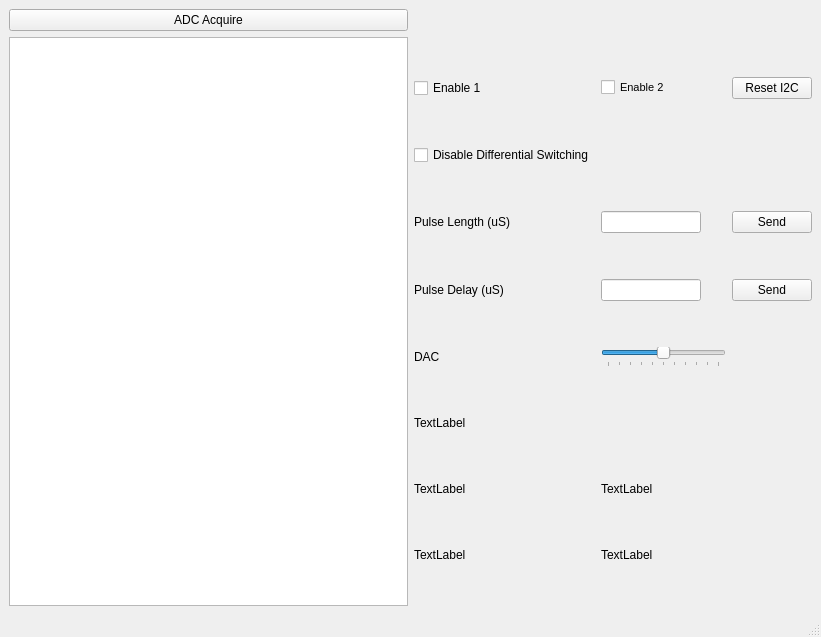
Furrah/CalibratorControllerGUI, file controllerUI.ui: the form before one commit.
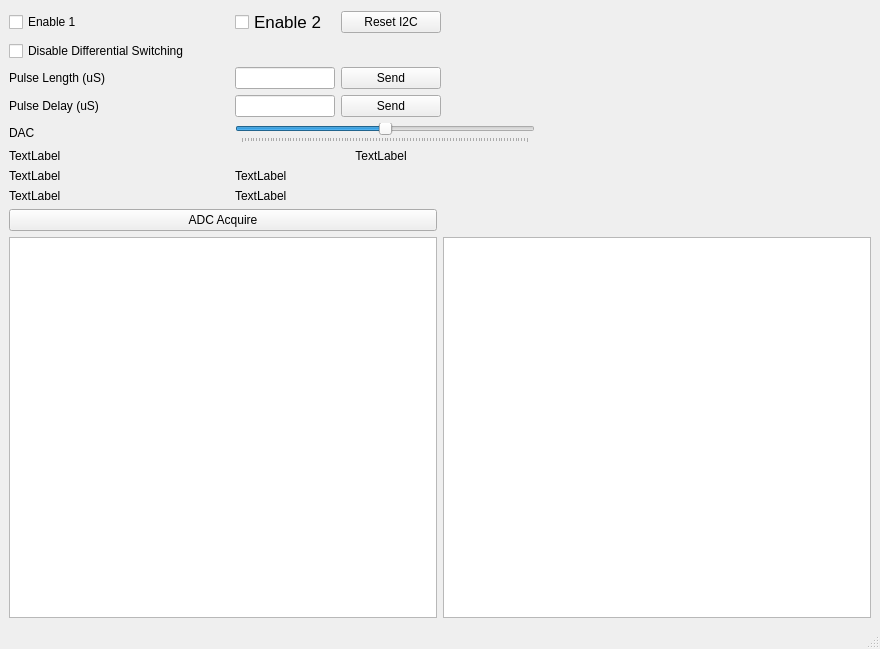
The form after the commit. Custom widgets are drawn as their Qt base class.

Commit message: front end redesign

```diff
--- a/controllerUI.ui
+++ b/controllerUI.ui
@@ -6,8 +6,8 @@
    <rect>
     <x>0</x>
     <y>0</y>
-    <width>821</width>
-    <height>637</height>
+    <width>880</width>
+    <height>649</height>
    </rect>
   </property>
   <property name="windowTitle">
@@ -15,110 +15,37 @@
   </property>
   <widget class="QWidget" name="centralwidget">
    <layout class="QGridLayout" name="gridLayout_2">
-    <item row="0" column="0">
-     <widget class="QPushButton" name="pushButton_ADC">
-      <property name="text">
-       <string>ADC Acquire</string>
-      </property>
-     </widget>
-    </item>
     <item row="1" column="0">
+     <layout class="QGridLayout" name="gridLayout_3">
+      <item row="2" column="0">
      <widget class="PlotWidget" name="graphicsView"/>
     </item>
-    <item row="1" column="1">
+      <item row="2" column="1">
+       <widget class="PlotWidget" name="graphicsView_2_Offset"/>
+      </item>
+      <item row="0" column="0" colspan="2">
      <layout class="QGridLayout" name="gridLayout">
-      <item row="6" column="1">
-       <widget class="QLabel" name="Temperature_label">
-        <property name="maximumSize">
-         <size>
-          <width>16777215</width>
-          <height>20</height>
-         </size>
+        <property name="horizontalSpacing">
+         <number>-1</number>
         </property>
-        <property name="text">
-         <string>TextLabel</string>
-        </property>
-       </widget>
-      </item>
-      <item row="1" column="1">
-       <widget class="QCheckBox" name="checkBox_EnableCircuitOne">
-        <property name="layoutDirection">
-         <enum>Qt::LeftToRight</enum>
-        </property>
-        <property name="autoFillBackground">
-         <bool>false</bool>
-        </property>
-        <property name="text">
-         <string>Enable 1</string>
-        </property>
-       </widget>
-      </item>
-      <item row="1" column="3">
-       <widget class="QPushButton" name="pushButton_2">
-        <property name="maximumSize">
-         <size>
-          <width>150</width>
-          <height>16777215</height>
-         </size>
-        </property>
-        <property name="text">
-         <string>Reset I2C</string>
-        </property>
-       </widget>
-      </item>
-      <item row="5" column="1">
-       <widget class="QLabel" name="label_6">
-        <property name="maximumSize">
-         <size>
-          <width>16777215</width>
-          <height>20</height>
-         </size>
-        </property>
-        <property name="text">
-         <string>DAC</string>
-        </property>
-       </widget>
-      </item>
-      <item row="1" column="2">
-       <widget class="QCheckBox" name="checkBox_EnableCircuitTwo">
-        <property name="font">
-         <font>
-          <pointsize>8</pointsize>
-         </font>
-        </property>
-        <property name="layoutDirection">
-         <enum>Qt::LeftToRight</enum>
-        </property>
-        <property name="text">
-         <string>Enable 2</string>
-        </property>
-       </widget>
-      </item>
       <item row="4" column="2">
-       <widget class="QLineEdit" name="Pulse_Delay_lineEdit">
+         <widget class="QPushButton" name="Pulse_Delay_Button">
         <property name="maximumSize">
          <size>
           <width>100</width>
           <height>16777215</height>
          </size>
         </property>
-       </widget>
-      </item>
-      <item row="3" column="2">
-       <widget class="QLineEdit" name="Pulse_Length_lineEdit">
-        <property name="maximumSize">
-         <size>
-          <width>100</width>
-          <height>16777215</height>
-         </size>
+          <property name="text">
+           <string>Send</string>
         </property>
        </widget>
       </item>
-      <item row="4" column="1">
+        <item row="4" column="0">
        <widget class="QLabel" name="label_7">
         <property name="maximumSize">
          <size>
-          <width>16777215</width>
+            <width>200</width>
           <height>20</height>
          </size>
         </property>
@@ -127,11 +54,34 @@
         </property>
        </widget>
       </item>
+        <item row="8" column="1">
+         <widget class="QLabel" name="V4_Label">
+          <property name="maximumSize">
+           <size>
+            <width>16777215</width>
+            <height>20</height>
+           </size>
+          </property>
+          <property name="text">
+           <string>TextLabel</string>
+          </property>
+         </widget>
+        </item>
       <item row="3" column="1">
+         <widget class="QLineEdit" name="Pulse_Length_lineEdit">
+          <property name="maximumSize">
+           <size>
+            <width>100</width>
+            <height>16777215</height>
+           </size>
+          </property>
+         </widget>
+        </item>
+        <item row="3" column="0">
        <widget class="QLabel" name="label_5">
         <property name="maximumSize">
          <size>
-          <width>16777215</width>
+            <width>200</width>
           <height>20</height>
          </size>
         </property>
@@ -140,11 +90,90 @@
         </property>
        </widget>
       </item>
-      <item row="3" column="3">
+        <item row="1" column="1">
+         <widget class="QCheckBox" name="checkBox_EnableCircuitTwo">
+          <property name="maximumSize">
+           <size>
+            <width>205</width>
+            <height>16777215</height>
+           </size>
+          </property>
+          <property name="font">
+           <font>
+            <pointsize>13</pointsize>
+           </font>
+          </property>
+          <property name="layoutDirection">
+           <enum>Qt::LeftToRight</enum>
+          </property>
+          <property name="text">
+           <string>Enable 2</string>
+          </property>
+         </widget>
+        </item>
+        <item row="1" column="2">
+         <widget class="QPushButton" name="pushButton_2">
+          <property name="maximumSize">
+           <size>
+            <width>100</width>
+            <height>16777215</height>
+           </size>
+          </property>
+          <property name="text">
+           <string>Reset I2C</string>
+          </property>
+         </widget>
+        </item>
+        <item row="8" column="0">
+         <widget class="QLabel" name="V3_Label">
+          <property name="maximumSize">
+           <size>
+            <width>200</width>
+            <height>20</height>
+           </size>
+          </property>
+          <property name="text">
+           <string>TextLabel</string>
+          </property>
+         </widget>
+        </item>
+        <item row="7" column="1">
+         <widget class="QLabel" name="V2_Label">
+          <property name="maximumSize">
+           <size>
+            <width>100</width>
+            <height>20</height>
+           </size>
+          </property>
+          <property name="text">
+           <string>TextLabel</string>
+          </property>
+         </widget>
+        </item>
+        <item row="6" column="0">
+         <widget class="QLabel" name="Temperature_label">
+          <property name="maximumSize">
+           <size>
+            <width>200</width>
+            <height>20</height>
+           </size>
+          </property>
+          <property name="text">
+           <string>TextLabel</string>
+          </property>
+         </widget>
+        </item>
+        <item row="3" column="2">
        <widget class="QPushButton" name="Pulse_Length_Button">
+          <property name="sizePolicy">
+           <sizepolicy hsizetype="Expanding" vsizetype="Fixed">
+            <horstretch>0</horstretch>
+            <verstretch>0</verstretch>
+           </sizepolicy>
+          </property>
         <property name="maximumSize">
          <size>
-          <width>80</width>
+            <width>100</width>
           <height>16777215</height>
          </size>
         </property>
@@ -153,38 +182,30 @@
         </property>
        </widget>
       </item>
-      <item row="2" column="1">
+        <item row="2" column="0">
        <widget class="QCheckBox" name="checkBox_DisableSwitching">
+          <property name="minimumSize">
+           <size>
+            <width>220</width>
+            <height>0</height>
+           </size>
+          </property>
+          <property name="maximumSize">
+           <size>
+            <width>300</width>
+            <height>16777215</height>
+           </size>
+          </property>
         <property name="text">
          <string>Disable Differential Switching</string>
         </property>
        </widget>
       </item>
-      <item row="7" column="2">
-       <widget class="QLabel" name="V2_Label">
-        <property name="maximumSize">
-         <size>
-          <width>100</width>
-          <height>20</height>
-         </size>
-        </property>
-        <property name="text">
-         <string>TextLabel</string>
-        </property>
-       </widget>
-      </item>
-      <item row="4" column="3">
-       <widget class="QPushButton" name="Pulse_Delay_Button">
-        <property name="text">
-         <string>Send</string>
-        </property>
-       </widget>
-      </item>
-      <item row="7" column="1">
+        <item row="7" column="0">
        <widget class="QLabel" name="V1_Label">
         <property name="maximumSize">
          <size>
-          <width>16777215</width>
+            <width>200</width>
           <height>20</height>
          </size>
         </property>
@@ -193,33 +214,87 @@
         </property>
        </widget>
       </item>
-      <item row="8" column="1">
-       <widget class="QLabel" name="V3_Label">
+        <item row="4" column="1">
+         <widget class="QLineEdit" name="Pulse_Delay_lineEdit">
         <property name="maximumSize">
          <size>
-          <width>16777215</width>
+            <width>100</width>
+            <height>16777215</height>
+           </size>
+          </property>
+         </widget>
+        </item>
+        <item row="5" column="0">
+         <widget class="QLabel" name="label_6">
+          <property name="maximumSize">
+           <size>
+            <width>200</width>
           <height>20</height>
          </size>
         </property>
         <property name="text">
-         <string>TextLabel</string>
-        </property>
-       </widget>
-      </item>
-      <item row="8" column="2">
-       <widget class="QLabel" name="V4_Label">
+           <string>DAC</string>
+          </property>
+          <property name="alignment">
+           <set>Qt::AlignLeading|Qt::AlignLeft|Qt::AlignVCenter</set>
+          </property>
+         </widget>
+        </item>
+        <item row="1" column="0">
+         <widget class="QCheckBox" name="checkBox_EnableCircuitOne">
+          <property name="sizePolicy">
+           <sizepolicy hsizetype="Minimum" vsizetype="Fixed">
+            <horstretch>0</horstretch>
+            <verstretch>0</verstretch>
+           </sizepolicy>
+          </property>
         <property name="maximumSize">
          <size>
-          <width>16777215</width>
+            <width>200</width>
+            <height>16777215</height>
+           </size>
+          </property>
+          <property name="layoutDirection">
+           <enum>Qt::LeftToRight</enum>
+          </property>
+          <property name="autoFillBackground">
+           <bool>false</bool>
+          </property>
+          <property name="text">
+           <string>Enable 1</string>
+          </property>
+         </widget>
+        </item>
+        <item row="5" column="4">
+         <spacer name="horizontalSpacer">
+          <property name="orientation">
+           <enum>Qt::Horizontal</enum>
+          </property>
+          <property name="sizeHint" stdset="0">
+           <size>
+            <width>40</width>
           <height>20</height>
          </size>
         </property>
+         </spacer>
+        </item>
+        <item row="6" column="2">
+         <widget class="QLabel" name="label_DAC_Value">
+          <property name="maximumSize">
+           <size>
+            <width>80</width>
+            <height>16777215</height>
+           </size>
+          </property>
         <property name="text">
          <string>TextLabel</string>
         </property>
-       </widget>
-      </item>
-      <item row="5" column="2">
+          <property name="alignment">
+           <set>Qt::AlignCenter</set>
+          </property>
+         </widget>
+        </item>
+        <item row="5" column="1" colspan="3">
        <widget class="QSlider" name="horizontalSlider">
         <property name="sizePolicy">
          <sizepolicy hsizetype="Expanding" vsizetype="Fixed">
@@ -227,6 +302,12 @@
           <verstretch>0</verstretch>
          </sizepolicy>
         </property>
+          <property name="minimumSize">
+           <size>
+            <width>300</width>
+            <height>0</height>
+           </size>
+          </property>
         <property name="autoFillBackground">
          <bool>false</bool>
         </property>
@@ -246,6 +327,15 @@
       </item>
      </layout>
     </item>
+      <item row="1" column="0">
+       <widget class="QPushButton" name="pushButton_ADC">
+        <property name="text">
+         <string>ADC Acquire</string>
+        </property>
+       </widget>
+      </item>
+     </layout>
+    </item>
    </layout>
   </widget>
   <widget class="QMenuBar" name="menubar">
```
Left out of the diff: 4 changed lines with no effect on the pictures. Lines whose indentation alone changed are shown as unchanged. The commit also changes 2 other files.
